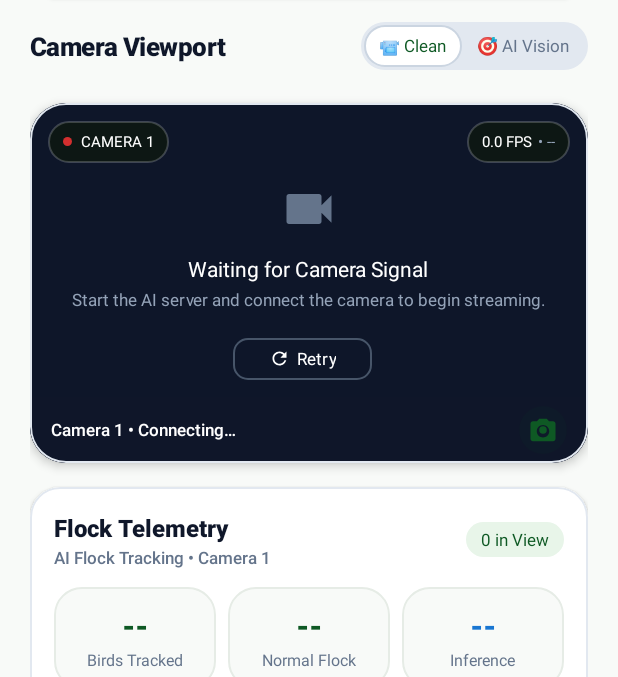
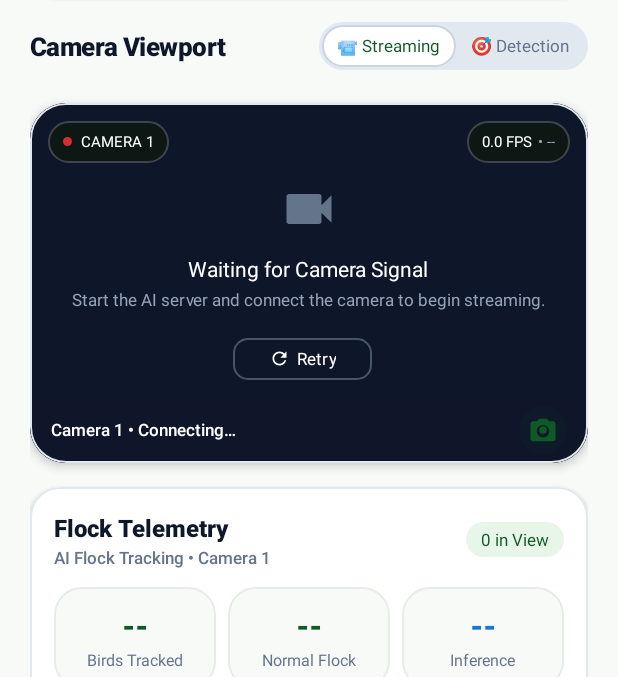
Before and after one commit to BlueShewakram/PoultrySense-Andriod-Studio-, an Android app: the screen it shows after launch once a user with an empty profile is signed in (MainActivity), item 2 of the bottom bar chosen, scrolled down 532 dp, on a phone screen of 412 x 824 dp, the part 115-792 px from its top. Run offline under Robolectric (Android 15) with nearby library versions, the phone set to English and light mode, and no system bars; our stand-ins replace Firebase (no records; nobody signed in at launch, a user with empty details on screens opened directly); 3 statements that could not run were skipped.

Commit message:
refactor: rename toggle labels to Streaming and Detection for clarity

```diff
--- a/app/src/main/java/com/example/poultrysense/ui/monitor/MonitorFragment.kt
+++ b/app/src/main/java/com/example/poultrysense/ui/monitor/MonitorFragment.kt
@@ -78,10 +78,10 @@ class MonitorFragment : Fragment() {
     private var isStreamReceivingFrames = false
     private var clientDisplayFps = 0.0
     enum class VideoFeedMode {
-        CLEAN,
-        AI_VISION
+        STREAMING,
+        DETECTION
     }
-    private var currentFeedMode: VideoFeedMode = VideoFeedMode.CLEAN
+    private var currentFeedMode: VideoFeedMode = VideoFeedMode.STREAMING
     private var chickenBobAnimator: ObjectAnimator? = null
 
     private val zoneListener: (BarnZone) -> Unit = { zone ->
@@ -291,18 +291,18 @@ class MonitorFragment : Fragment() {
         updateStreamModeUi()
 
         binding.btnToggleClean.setOnClickListener {
-            if (currentFeedMode != VideoFeedMode.CLEAN) {
+            if (currentFeedMode != VideoFeedMode.STREAMING) {
                 it.performHapticFeedback(HapticFeedbackConstants.VIRTUAL_KEY)
-                currentFeedMode = VideoFeedMode.CLEAN
+                currentFeedMode = VideoFeedMode.STREAMING
                 updateStreamModeUi()
                 startCameraStream()
             }
         }
 
         binding.btnToggleAi.setOnClickListener {
-            if (currentFeedMode != VideoFeedMode.AI_VISION) {
+            if (currentFeedMode != VideoFeedMode.DETECTION) {
                 it.performHapticFeedback(HapticFeedbackConstants.VIRTUAL_KEY)
-                currentFeedMode = VideoFeedMode.AI_VISION
+                currentFeedMode = VideoFeedMode.DETECTION
                 updateStreamModeUi()
                 startCameraStream()
             }
@@ -311,10 +311,10 @@ class MonitorFragment : Fragment() {
         // Tapping the HUD pill inside the video viewport also toggles the feed mode
         binding.hudLivePill.setOnClickListener {
             it.performHapticFeedback(HapticFeedbackConstants.VIRTUAL_KEY)
-            currentFeedMode = if (currentFeedMode == VideoFeedMode.CLEAN) {
-                VideoFeedMode.AI_VISION
+            currentFeedMode = if (currentFeedMode == VideoFeedMode.STREAMING) {
+                VideoFeedMode.DETECTION
             } else {
-                VideoFeedMode.CLEAN
+                VideoFeedMode.STREAMING
             }
             updateStreamModeUi()
             startCameraStream()
@@ -324,15 +324,15 @@ class MonitorFragment : Fragment() {
     private fun updateStreamModeUi() {
         if (_binding == null) return
         val ctx = context ?: return
-        val isClean = currentFeedMode == VideoFeedMode.CLEAN
+        val isStreaming = currentFeedMode == VideoFeedMode.STREAMING
 
-        if (isClean) {
+        if (isStreaming) {
             binding.btnToggleClean.setBackgroundResource(R.drawable.bg_segmented_active)
             binding.tvToggleClean.setTextColor(ContextCompat.getColor(ctx, R.color.primary))
             binding.btnToggleAi.setBackgroundResource(android.R.color.transparent)
             binding.tvToggleAi.setTextColor(Color.parseColor("#64748B"))
 
-            binding.tvHudSource.text = "CAMERA (CLEAN)"
+            binding.tvHudSource.text = "STREAMING"
             binding.viewHudLiveDot.backgroundTintList = ColorStateList.valueOf(Color.parseColor("#00E676"))
         } else {
             binding.btnToggleAi.setBackgroundResource(R.drawable.bg_segmented_active)
@@ -340,7 +340,7 @@ class MonitorFragment : Fragment() {
             binding.btnToggleClean.setBackgroundResource(android.R.color.transparent)
             binding.tvToggleClean.setTextColor(Color.parseColor("#64748B"))
 
-            binding.tvHudSource.text = "AI DETECTION HUD"
+            binding.tvHudSource.text = "DETECTION"
             binding.viewHudLiveDot.backgroundTintList = ColorStateList.valueOf(Color.parseColor("#00E5FF"))
         }
     }
@@ -370,7 +370,7 @@ class MonitorFragment : Fragment() {
         streamJob = viewLifecycleOwner.lifecycleScope.launch(Dispatchers.IO) {
             var lastFeedMode: VideoFeedMode? = null
             var request = Request.Builder()
-                .url(if (currentFeedMode == VideoFeedMode.CLEAN) "$baseUrl/raw_frame.jpg" else "$baseUrl/frame.jpg")
+                .url(if (currentFeedMode == VideoFeedMode.STREAMING) "$baseUrl/raw_frame.jpg" else "$baseUrl/frame.jpg")
                 .header("Cache-Control", "no-cache")
                 .build()
 //
--- a/app/src/main/res/layout/fragment_monitor.xml
+++ b/app/src/main/res/layout/fragment_monitor.xml
@@ -386,7 +386,7 @@
                             android:layout_width="wrap_content"
                             android:layout_height="wrap_content"
                             android:fontFamily="sans-serif-bold"
-                            android:text="📹 Clean"
+                            android:text="📹 Streaming"
                             android:textColor="@color/primary"
                             android:textSize="11.5sp" />
                     </LinearLayout>
@@ -406,7 +406,7 @@
                             android:layout_width="wrap_content"
                             android:layout_height="wrap_content"
                             android:fontFamily="sans-serif-bold"
-                            android:text="🎯 AI Vision"
+                            android:text="🎯 Detection"
                             android:textColor="#64748B"
                             android:textSize="11.5sp" />
                     </LinearLayout>
```
Also changed, not shown: 1 other file.
